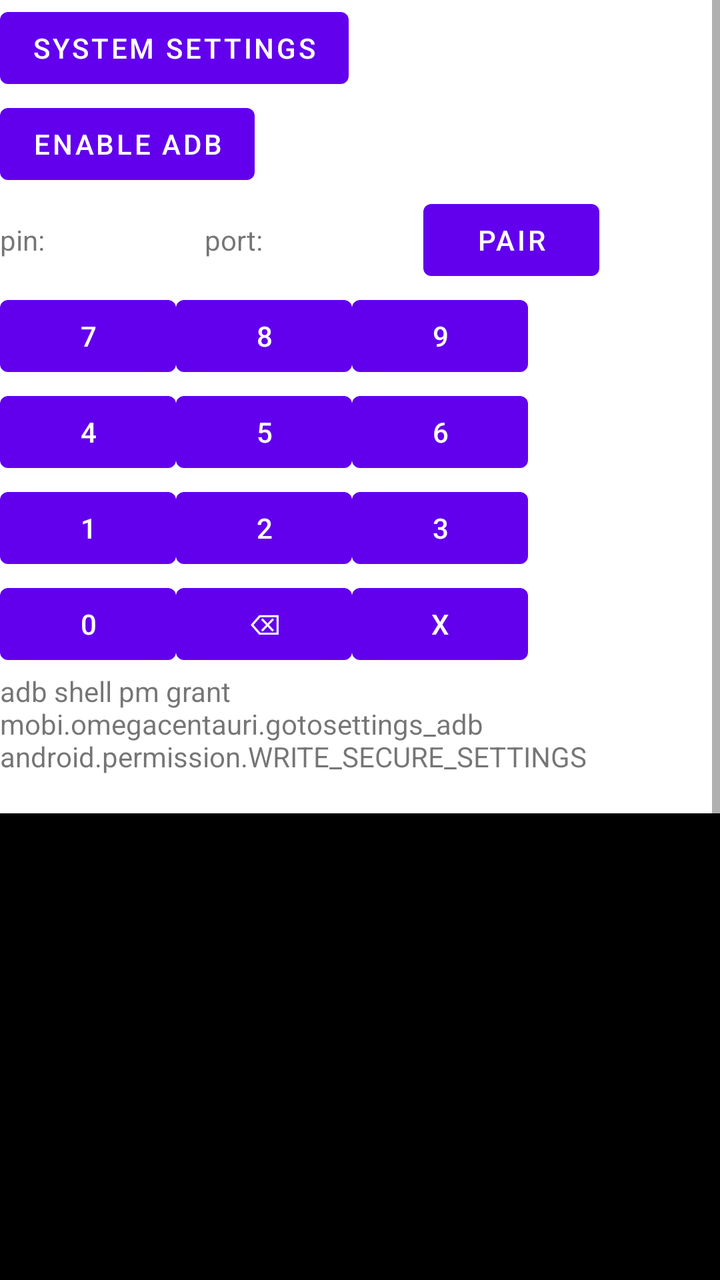
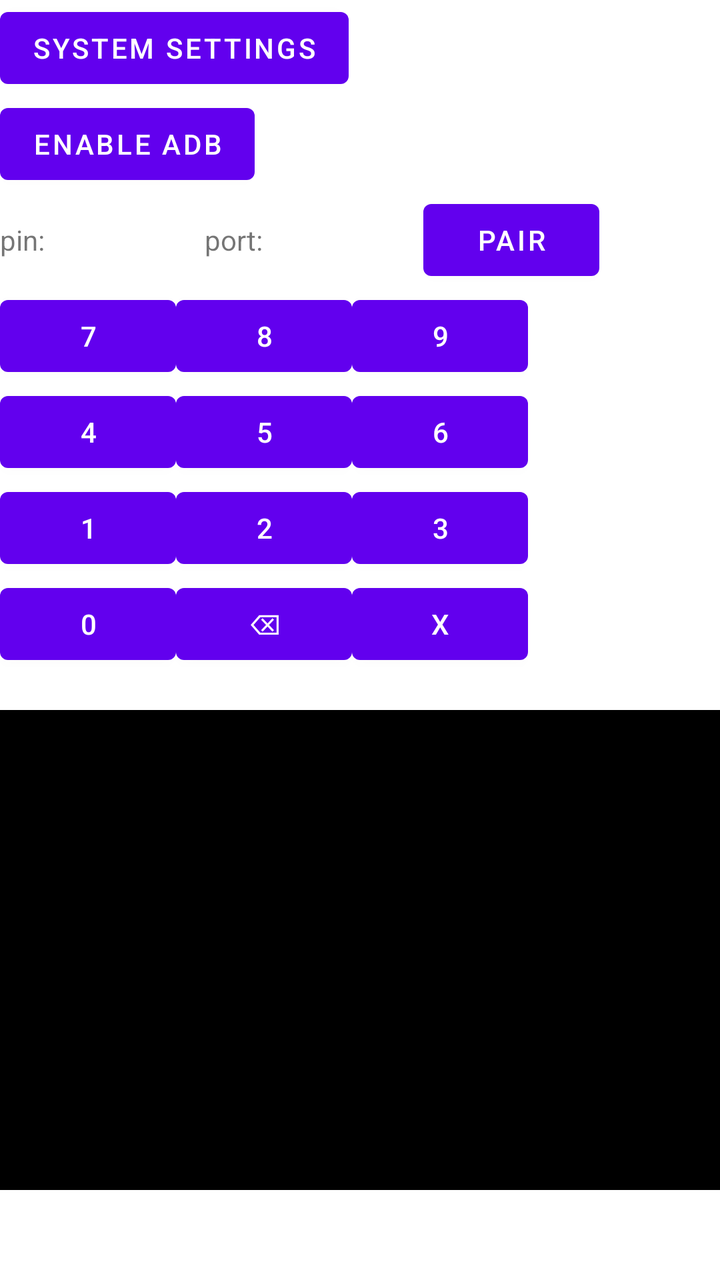

The first picture is an Android layout as it rendered before a commit; the second is the same layout after the commit. The layout source and the unified diff follow.
<!-- AndroidManifest.xml: fallback theme Theme.MaterialComponents.DayNight.NoActionBar -->
<!-- res/layout/main.xml -->
<?xml version="1.0" encoding="utf-8"?>

<ScrollView xmlns:android="http://schemas.android.com/apk/res/android"
    android:layout_width="match_parent"
    android:layout_height="match_parent">
<LinearLayout
    android:layout_width="match_parent"
    android:layout_height="wrap_content"
    android:orientation="vertical">
    
    <Button
        android:layout_width="wrap_content"
        android:layout_height="wrap_content"
        android:text = "System Settings"
        android:onClick="goToSettings"
        />
    <Button
        android:id="@+id/enable_wifi_adb_button"
        android:layout_width="wrap_content"
        android:layout_height="wrap_content"
        android:text = "Enable ADB"
        android:onClick="enableWiFiADB"
        />
    <LinearLayout
        android:id="@+id/pair_controls"
        android:layout_width="wrap_content"
        android:layout_height="wrap_content"
        android:orientation="vertical">
        <LinearLayout
            android:layout_width="wrap_content"
            android:layout_height="wrap_content"
            android:orientation="horizontal">
    <TextView
        android:layout_width="wrap_content"
        android:layout_height="wrap_content"
        android:text="pin:"/>
    <TextView
        android:id="@+id/pin"
        android:layout_width="80sp"
        android:layout_height="wrap_content" />
        <TextView
            android:layout_width="wrap_content"
            android:layout_height="wrap_content"
            android:text="port:"/>
        <TextView
            android:id="@+id/pair_port"
            android:layout_width="80sp"
            android:layout_height="wrap_content" />
        <Button
            android:id="@+id/pair"
            android:layout_width="wrap_content"
            android:layout_height="wrap_content"
            android:text = "Pair"
            android:onClick="pair"
            />
    </LinearLayout>
        <LinearLayout
            android:layout_width="wrap_content"
            android:layout_height="wrap_content">
            <Button
                android:layout_width="wrap_content"
                android:layout_height="wrap_content"
                android:text="7"
                android:onClick="key7"/>
            <Button
                android:layout_width="wrap_content"
                android:layout_height="wrap_content"
                android:text="8"
                android:onClick="key8"/>
            <Button
                android:layout_width="wrap_content"
                android:layout_height="wrap_content"
                android:text="9"
                android:onClick="key9"/>
        </LinearLayout>
        <LinearLayout
            android:layout_width="wrap_content"
            android:layout_height="wrap_content">
            <Button
                android:layout_width="wrap_content"
                android:layout_height="wrap_content"
                android:text="4"
                android:onClick="key4"/>
            <Button
                android:layout_width="wrap_content"
                android:layout_height="wrap_content"
                android:text="5"
                android:onClick="key5"/>
            <Button
                android:layout_width="wrap_content"
                android:layout_height="wrap_content"
                android:text="6"
                android:onClick="key6"/>
        </LinearLayout>
        <LinearLayout
            android:layout_width="wrap_content"
            android:layout_height="wrap_content">
            <Button
                android:layout_width="wrap_content"
                android:layout_height="wrap_content"
                android:text="1"
                android:onClick="key1"/>
            <Button
                android:layout_width="wrap_content"
                android:layout_height="wrap_content"
                android:text="2"
                android:onClick="key2"/>
            <Button
                android:layout_width="wrap_content"
                android:layout_height="wrap_content"
                android:text="3"
                android:onClick="key3"/>
        </LinearLayout>
        <LinearLayout
            android:layout_width="wrap_content"
            android:layout_height="wrap_content">
            <Button
                android:layout_width="wrap_content"
                android:layout_height="wrap_content"
                android:text="0"
                android:onClick="key0"/>
            <Button
                android:layout_width="wrap_content"
                android:layout_height="wrap_content"
                android:text="⌫"
                android:onClick="keyBS"/>
            <Button
                android:layout_width="wrap_content"
                android:layout_height="wrap_content"
                android:text="X"
                android:onClick="keyX"/>
        </LinearLayout>
    </LinearLayout>
    <TextView
        android:id="@+id/grant"
        android:layout_width="wrap_content"
        android:layout_height="wrap_content"
        android:text="adb shell pm grant mobi.omegacentauri.gotosettings_adb android.permission.WRITE_SECURE_SETTINGS" />
    <TextView
        android:id="@+id/adb"
        android:layout_width="wrap_content"
        android:layout_height="wrap_content"
        android:text=""/>
    <LinearLayout
        android:id="@+id/scripts"
        android:layout_width="wrap_content"
        android:layout_height="wrap_content"
        android:orientation="vertical">

    </LinearLayout>
    <ScrollView
        android:id="@+id/output_scroller"
        android:layout_width="fill_parent"
        android:layout_height="240sp"
        android:scrollbars="vertical"
        android:fillViewport="true">
    <TextView
        android:id="@+id/output"
        android:layout_width="fill_parent"
        android:layout_height="fill_parent"
        android:textColor="@android:color/white"
        android:background="@android:color/black"
        />
    </ScrollView>
</LinearLayout>
</ScrollView>
<!-- resources referenced by this layout -->
<resources>

</resources>

<!-- the commit's change to res/layout/main.xml (unified diff, before → after) -->
@@ -131,11 +131,7 @@
                 android:onClick="keyX"/>
         </LinearLayout>
     </LinearLayout>
-    <TextView
-        android:id="@+id/grant"
-        android:layout_width="wrap_content"
-        android:layout_height="wrap_content"
-        android:text="adb shell pm grant mobi.omegacentauri.gotosettings_adb android.permission.WRITE_SECURE_SETTINGS" />
+
     <TextView
         android:id="@+id/adb"
         android:layout_width="wrap_content"
